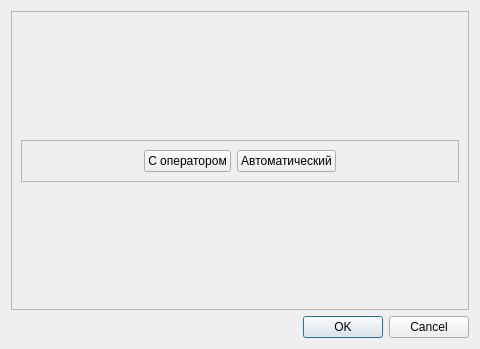
Qt form personal_programs/dialogs/runningmodedialog.ui (grigp/a-analyser) before a commit.
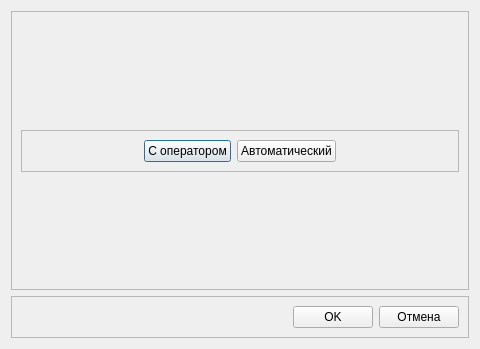
The same form after that commit. Icons and pictures are not drawn.

Commit message: Замена ButtonBar в диалоговых окнах

What changed in the file:
```diff
--- a/personal_programs/dialogs/runningmodedialog.ui
+++ b/personal_programs/dialogs/runningmodedialog.ui
@@ -137,13 +137,42 @@
     </widget>
    </item>
    <item>
-    <widget class="QDialogButtonBox" name="buttonBox">
-     <property name="orientation">
-      <enum>Qt::Horizontal</enum>
+    <widget class="QFrame" name="frModalButtons">
+     <property name="frameShape">
+      <enum>QFrame::StyledPanel</enum>
      </property>
-     <property name="standardButtons">
-      <set>QDialogButtonBox::Cancel|QDialogButtonBox::Ok</set>
+     <property name="frameShadow">
+      <enum>QFrame::Raised</enum>
      </property>
+     <layout class="QHBoxLayout" name="horizontalLayout_10">
+      <item>
+       <spacer name="horizontalSpacer_5">
+        <property name="orientation">
+         <enum>Qt::Horizontal</enum>
+        </property>
+        <property name="sizeHint" stdset="0">
+         <size>
+          <width>40</width>
+          <height>20</height>
+         </size>
+        </property>
+       </spacer>
+      </item>
+      <item>
+       <widget class="QPushButton" name="btnOK">
+        <property name="text">
+         <string>OK</string>
+        </property>
+       </widget>
+      </item>
+      <item>
+       <widget class="QPushButton" name="btnCancel">
+        <property name="text">
+         <string>Отмена</string>
+        </property>
+       </widget>
+      </item>
+     </layout>
     </widget>
    </item>
   </layout>
```
Left out of the diff: 64 changed lines with no effect on the pictures. The commit also changes 19 other files.
